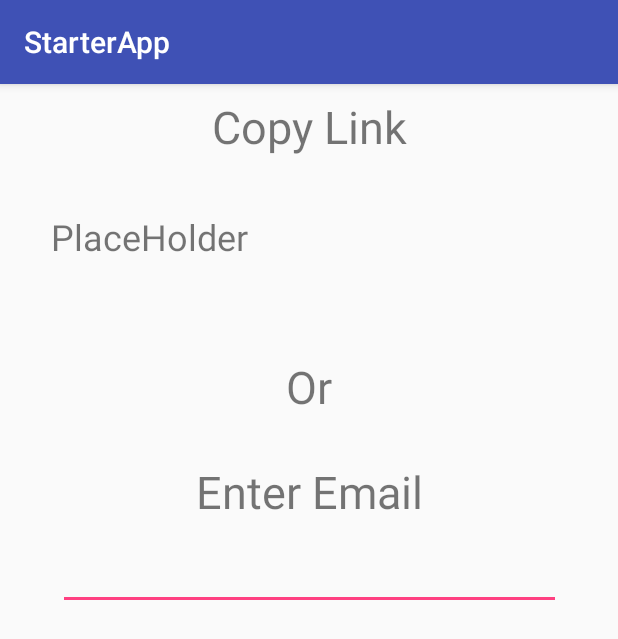
After one commit to whalenda/frontendapp, an Android app: the info screen opened directly, with no data from a screen before it, on a phone screen of 412 x 824 dp. The commit adds this screen. Shown: the top 639 px of the screen. Run offline under Robolectric (Android 15) with nearby library versions, the phone set to English and light mode, and no system bars.

Commit message:
Home screen

```diff
--- /dev/null
+++ b/app/src/main/java/com/gulogulo/starterapp/info.java
@@ -0,0 +1,13 @@
+package com.gulogulo.starterapp;
+
+import android.support.v7.app.AppCompatActivity;
+import android.os.Bundle;
+
+public class info extends AppCompatActivity {
+
+    @Override
+    protected void onCreate(Bundle savedInstanceState) {
+        super.onCreate(savedInstanceState);
+        setContentView(R.layout.activity_info);
+    }
+}
--- /dev/null
+++ b/app/src/main/res/layout/activity_info.xml
@@ -0,0 +1,77 @@
+<?xml version="1.0" encoding="utf-8"?>
+<android.support.constraint.ConstraintLayout xmlns:android="http://schemas.android.com/apk/res/android"
+    xmlns:app="http://schemas.android.com/apk/res-auto"
+    xmlns:tools="http://schemas.android.com/tools"
+    android:layout_width="match_parent"
+    android:layout_height="match_parent"
+    tools:context=".info">
+
+    <TextView
+        android:id="@+id/textView3"
+        android:layout_width="228dp"
+        android:layout_height="53dp"
+        android:layout_marginEnd="8dp"
+        android:layout_marginStart="8dp"
+        android:layout_marginTop="8dp"
+        android:text="Copy Link"
+        android:textAlignment="center"
+        android:textSize="30sp"
+        app:layout_constraintEnd_toEndOf="parent"
+        app:layout_constraintStart_toStartOf="parent"
+        app:layout_constraintTop_toTopOf="parent" />
+
+    <TextView
+        android:id="@+id/textView4"
+        android:layout_width="344dp"
+        android:layout_height="32dp"
+        android:layout_marginEnd="8dp"
+        android:layout_marginStart="8dp"
+        android:layout_marginTop="24dp"
+        android:text="PlaceHolder"
+        android:textSize="24sp"
+        app:layout_constraintEnd_toEndOf="parent"
+        app:layout_constraintStart_toStartOf="parent"
+        app:layout_constraintTop_toBottomOf="@+id/textView3" />
+
+    <TextView
+        android:id="@+id/textView5"
+        android:layout_width="192dp"
+        android:layout_height="46dp"
+        android:layout_marginEnd="8dp"
+        android:layout_marginStart="8dp"
+        android:layout_marginTop="64dp"
+        android:text="Or"
+        android:textAlignment="center"
+        android:textSize="30sp"
+        app:layout_constraintEnd_toEndOf="parent"
+        app:layout_constraintStart_toStartOf="parent"
+        app:layout_constraintTop_toBottomOf="@+id/textView4" />
+
+    <TextView
+        android:id="@+id/textView6"
+        android:layout_width="195dp"
+        android:layout_height="46dp"
+        android:layout_marginEnd="8dp"
+        android:layout_marginStart="8dp"
+        android:layout_marginTop="24dp"
+        android:text="Enter Email"
+        android:textAlignment="center"
+        android:textSize="30sp"
+        app:layout_constraintEnd_toEndOf="parent"
+        app:layout_constraintStart_toStartOf="parent"
+        app:layout_constraintTop_toBottomOf="@+id/textView5" />
+
+    <EditText
+        android:id="@+id/editText3"
+        android:layout_width="335dp"
+        android:layout_height="wrap_content"
+        android:layout_marginEnd="8dp"
+        android:layout_marginStart="8dp"
+        android:layout_marginTop="8dp"
+        android:ems="10"
+        android:inputType="textEmailAddress"
+        app:layout_constraintEnd_toEndOf="parent"
+        app:layout_constraintStart_toStartOf="parent"
+        app:layout_constraintTop_toBottomOf="@+id/textView6" />
+
+</android.support.constraint.ConstraintLayout>
```
Also changed, not shown: app/src/main/AndroidManifest.xml (+5 -4 lines), app/src/main/java/com/gulogulo/starterapp/Chatt.java (+0 -11 lines), app/src/main/java/com/gulogulo/starterapp/ChattAdapter.java (+0 -30 lines), app/src/main/java/com/gulogulo/starterapp/MainActivity.java (+21 -2 lines), app/src/main/java/com/gulogulo/starterapp/PhotoActivity.java (added, +15 -0 lines), app/src/main/java/com/gulogulo/starterapp/PostActivity.java (deleted, +0 -53 lines), app/src/main/res/layout/activity_main.xml (+3 -15 lines), app/src/main/res/layout/activity_post.xml (deleted, +0 -41 lines), app/src/main/res/layout/chatt_item.xml (deleted, +0 -40 lines), app/src/main/res/layout/found_photo.xml (added, +34 -0 lines), app/src/main/res/layout/no_match.xml (added, +62 -0 lines).
